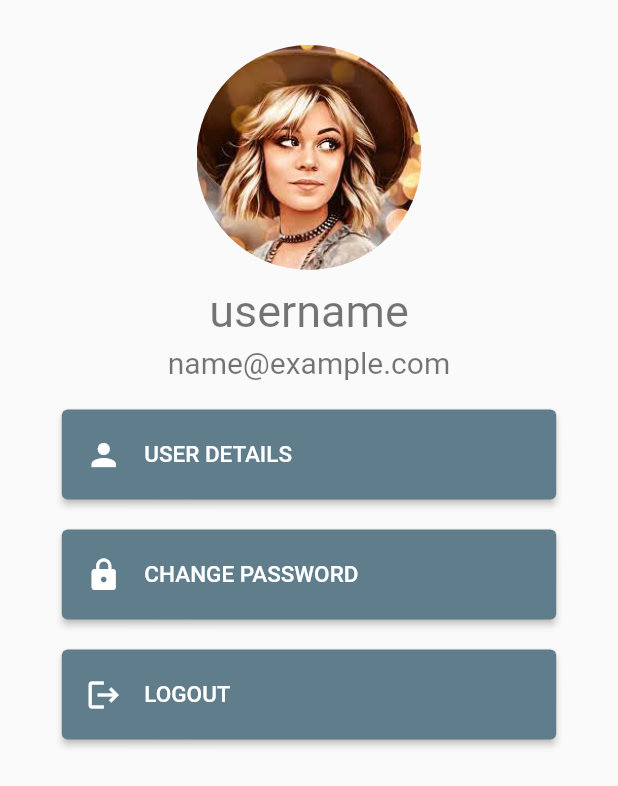
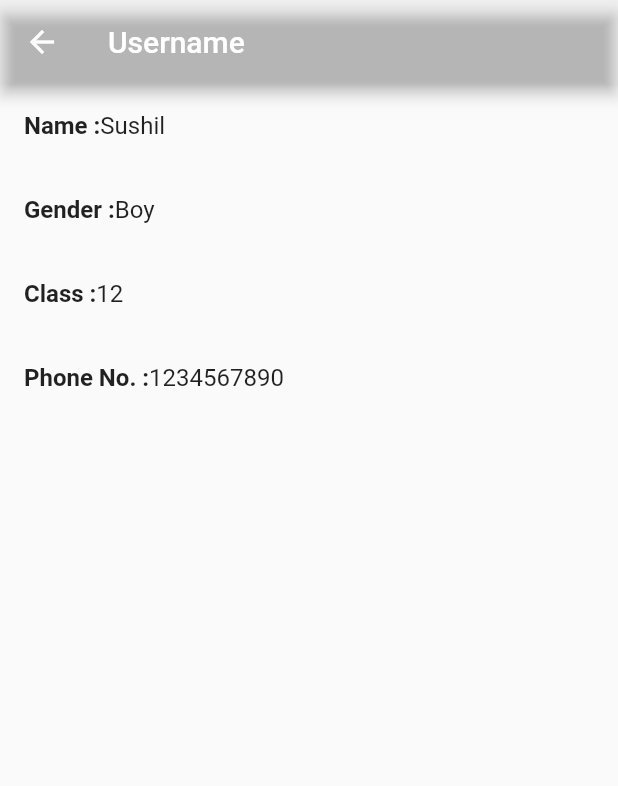
Before and after one commit to Sushil-jaishi/Myapp, a Flutter app: the ProfileScreen screen opened directly, after a tap on "USER DETAILS", on a phone screen of 412 x 824 dp. Shown: the top 786 px of the screen. Run offline on Flutter 3.47's test engine with Material 2 defaults, Android fonts, the phone set to English and light mode, and no system bars; our stand-ins replace carousel_slider, firebase_auth, firebase_core, shared_preferences; accounts and stored records are empty.

Commit message:
user details added

```diff
--- a/lib/main.dart
+++ b/lib/main.dart
@@ -1,6 +1,7 @@
 import 'package:firebase_core/firebase_core.dart';
 import 'package:flutter/material.dart';
 import 'package:myapp/splashScreen.dart';
+import 'package:myapp/userDetails.dart';
 
 void main() async{
   WidgetsFlutterBinding.ensureInitialized();
--- a/lib/profileScreen.dart
+++ b/lib/profileScreen.dart
@@ -1,6 +1,7 @@
 import 'package:flutter/material.dart';
 import 'package:myapp/PasswordChangeScreen.dart';
 import 'package:myapp/loginScreen.dart';
+import 'package:myapp/userDetails.dart';
 import 'package:shared_preferences/shared_preferences.dart';
 
 class ProfileScreen extends StatefulWidget {
@@ -54,7 +55,11 @@ class _ProfileScreenState extends State<ProfileScreen> {
                             .width * 0.8,
                         height: 60,
                         child:  ElevatedButton(
-                          onPressed: (){},
+                          onPressed: (){
+                            Navigator.of(context).push(MaterialPageRoute(builder: (context) {
+                              return UserDetails();
+                            },));
+                          },
                           child: Row(
                             children: [
                               Icon(Icons.person),
--- /dev/null
+++ b/lib/userDetails.dart
@@ -0,0 +1,32 @@
+import 'package:flutter/material.dart';
+
+class UserDetails extends StatelessWidget{
+  var title=[
+    'Name :','Gender :','Class :','Phone No. :'
+  ];
+  var value=[
+    'Sushil','Boy','12','1234567890'
+  ];
+  @override
+  Widget build(BuildContext context) {
+    return Scaffold(
+      appBar: AppBar(
+        backgroundColor: Colors.transparent,
+        title: Text("Username"),
+      ),
+      body:ListView.builder(itemBuilder: (context, index) {
+        return ListTile(
+          title: Row(
+          children: [
+            Text(title[index],style: TextStyle(fontWeight: FontWeight.bold),),
+            Text(value[index])
+          ],
+        ),);
+      },
+      itemCount: 4,
+      )
+    );
+
+  }
+
+}
```
